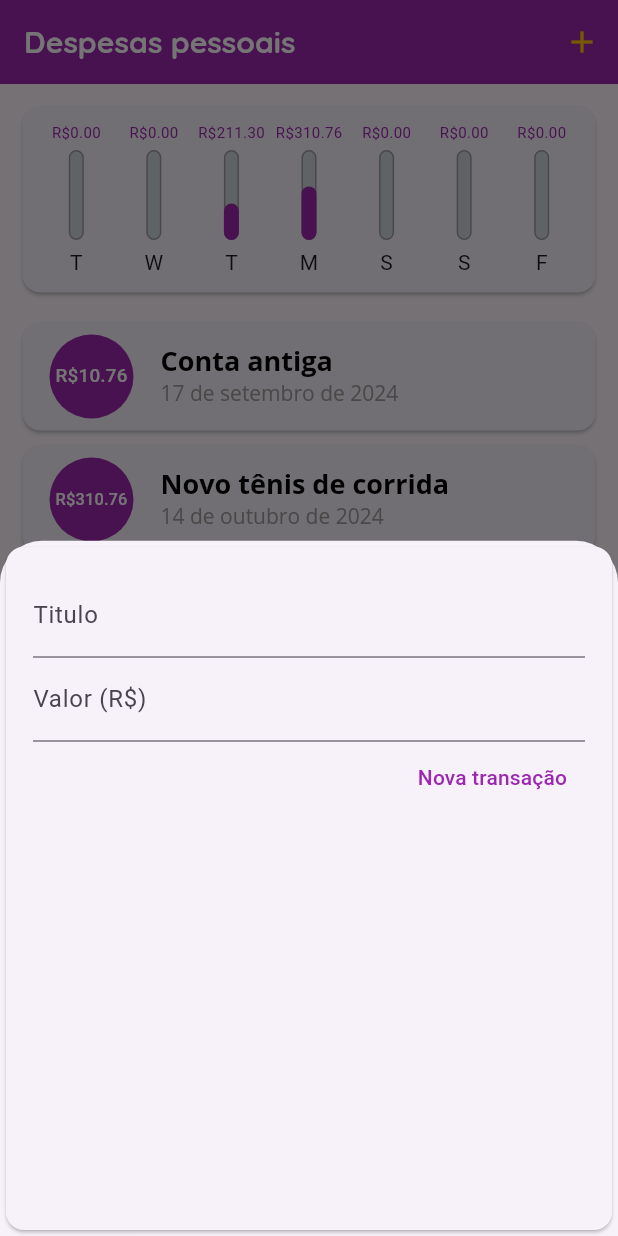
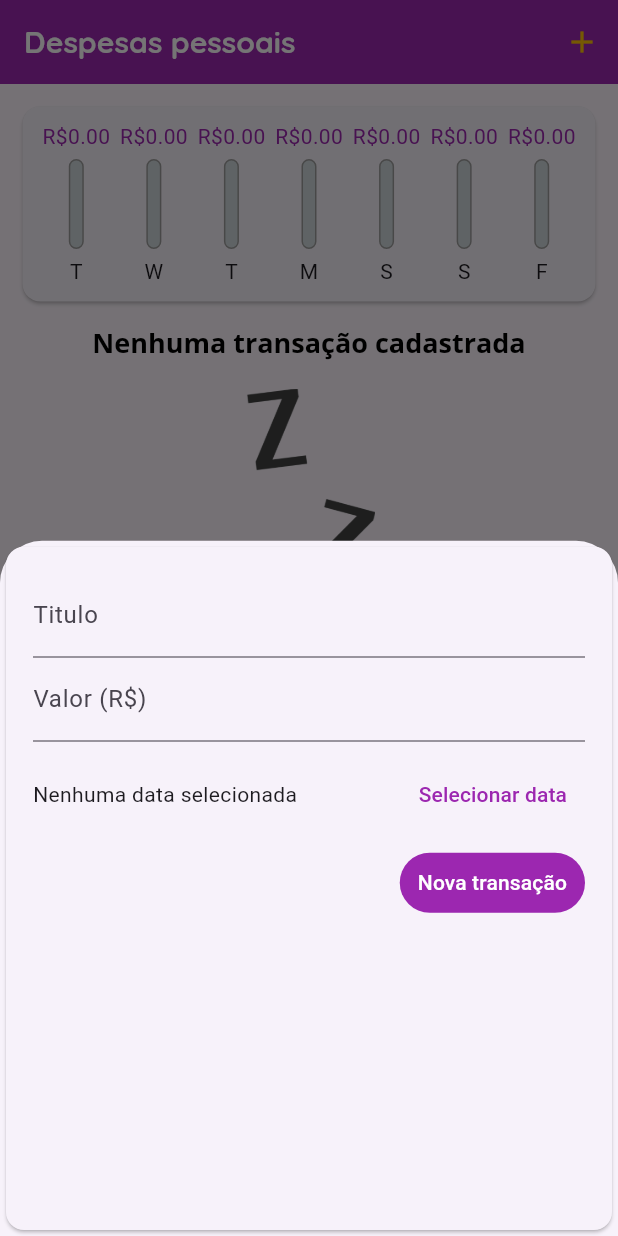
Before and after one commit to iratuan/despesas_app, a Flutter app: the screen it shows after launch, after a tap on the "add" icon, on a phone screen of 412 x 824 dp. Run offline on Flutter 3.47's test engine with Material 3 defaults, Android fonts, the phone set to English and light mode, and no system bars.

Commit message:
Finalização do projeto

```diff
--- a/lib/componets/chart_bar.dart
+++ b/lib/componets/chart_bar.dart
@@ -16,12 +16,15 @@ class ChartBar extends StatelessWidget {
   Widget build(BuildContext context) {
     return Column(
       children: [
-        FittedBox(
-          child: Text('R\$${value.toStringAsFixed(2)}',
-          style: TextStyle(
-            fontSize: 10,
-            color: Theme.of(context).colorScheme.primary
-          ),),
+        Container(
+          height: 20,
+          padding: EdgeInsets.symmetric(horizontal: 2),
+          child: FittedBox(
+            child: Text('R\$${value.toStringAsFixed(2)}',
+            style: TextStyle(
+              color: Theme.of(context).colorScheme.primary
+            ),),
+          ),
         ),
         const SizedBox(
           height: 5,
--- a/lib/componets/chat.dart
+++ b/lib/componets/chat.dart
@@ -54,7 +54,7 @@ class Chart extends StatelessWidget {
               child: ChartBar(
                 label: tr['day'].toString(),
                 value: (tr['value'] as double),
-                percentage: (tr['value'] as double) / _weekTotalValue,
+                percentage: _weekTotalValue == 0 ? 0 : (tr['value'] as double) / _weekTotalValue,
               ),
             );
           }).toList(),
--- a/lib/componets/transaction_form.dart
+++ b/lib/componets/transaction_form.dart
@@ -1,7 +1,8 @@
 import 'package:flutter/material.dart';
+import 'package:intl/intl.dart';
 
 class TransactionForm extends StatefulWidget {
-  final void Function(String, double) onSubmit;
+  final void Function(String, double, DateTime) onSubmit;
 
   TransactionForm({super.key, required this.onSubmit});
 
@@ -10,20 +11,29 @@ class TransactionForm extends StatefulWidget {
 }
 
 class _TransactionFormState extends State<TransactionForm> {
-  final titleController = TextEditingController();
-
-  final valueController = TextEditingController();
+  final _titleController = TextEditingController();
+  final _valueController = TextEditingController();
+  DateTime? _selectedDate;
 
   _submitForm() {
-    final title = titleController.text;
-    final value = double.tryParse(valueController.text) ?? 0.0;
-    if (title.isEmpty || value <= 0) {
+    final title = _titleController.text;
+    final value = double.tryParse(_valueController.text) ?? 0.0;
+    if (title.isEmpty || value <= 0 || _selectedDate == null) {
       return;
     }
-    widget.onSubmit(title, value);
-    titleController.text = '';
-    valueController.text = '';
+    widget.onSubmit(title, value, _selectedDate!);
+    _titleController.text = '';
+    _valueController.text = '';
+  }
 
+  _showDatePicker() {
+    showDatePicker(
+            context: context,
+            firstDate: DateTime(2019),
+            lastDate: DateTime.now())
+        .then((pickedDate) {
+      _selectedDate = pickedDate!;
+    });
   }
 
   @override
@@ -37,22 +47,44 @@ class _TransactionFormState extends State<TransactionForm> {
           child: Column(
             children: [
               TextField(
-                controller: titleController,
+                controller: _titleController,
                 onSubmitted: (_) => _submitForm(),
                 decoration: const InputDecoration(labelText: 'Titulo'),
               ),
               TextField(
-                controller: valueController,
+                controller: _valueController,
                 keyboardType: const TextInputType.numberWithOptions(),
                 onSubmitted: (_) => _submitForm(),
                 decoration: const InputDecoration(labelText: 'Valor (R\$)'),
+              ),
+              Container(
+                height: 70,
+                child: Row(
+                  children: [
+                    Expanded(
+                      child: Text(
+                        _selectedDate == null
+                            ? 'Nenhuma data selecionada'
+                            : 'Data selecionada: ${DateFormat('dd/MM/yyyy', 'pt_Br').format(_selectedDate!)}',
+                      ),
+                    ),
+                    TextButton(
+                      style: TextButton.styleFrom(
+                        foregroundColor: Theme.of(context).colorScheme.primary,
+                      ),
+                      onPressed: _showDatePicker,
+                      child: const Text('Selecionar data'),
+                    )
+                  ],
+                ),
               ),
               Row(
                 mainAxisAlignment: MainAxisAlignment.end,
                 children: [
                   TextButton(
                     style: TextButton.styleFrom(
-                      foregroundColor: Theme.of(context).colorScheme.primary,
+                      backgroundColor: Theme.of(context).colorScheme.primary,
+                      foregroundColor: Colors.white,
                     ),
                     onPressed: _submitForm,
                     child: const Text('Nova transação'),
--- a/lib/componets/transaction_list.dart
+++ b/lib/componets/transaction_list.dart
@@ -4,13 +4,14 @@ import 'package:intl/intl.dart';
 
 class TransactionList extends StatelessWidget {
   final List<Transaction> transactions;
+  final void Function(String) onRemove;
 
-  const TransactionList({super.key, required this.transactions});
+  const TransactionList({super.key, required this.transactions, required this.onRemove});
 
   @override
   Widget build(BuildContext context) {
     return Container(
-      height: 400,
+      height: MediaQuery.sizeOf(context).height - 270,
       child: transactions.isEmpty
           ? Column(
               children: [
@@ -60,6 +61,11 @@ class TransactionList extends StatelessWidget {
                           .format(tr.date),
                       style: Theme.of(context).textTheme.headlineSmall,
                     ),
+                    trailing: IconButton(
+                      icon: Icon(Icons.delete),
+                      color: Theme.of(context).colorScheme.error,
+                      onPressed: () => onRemove(tr.id),
+                    ),
                   ),
                 );
               },
--- a/lib/main.dart
+++ b/lib/main.dart
@@ -60,23 +60,7 @@ class MyHomePage extends StatefulWidget {
 }
 
 class _MyHomePageState extends State<MyHomePage> {
-  final List<Transaction> _transactions = [
-    Transaction(
-        id: 't0',
-        title: 'Conta antiga',
-        value: 10.76,
-        date: DateTime.now().subtract(Duration(days: 30))),
-    Transaction(
-        id: 't1',
-        title: 'Novo tênis de corrida',
-        value: 310.76,
-        date: DateTime.now().subtract(Duration(days: 3))),
-    Transaction(
-        id: 't2',
-        title: 'Conta de luz',
-        value: 211.30,
-        date: DateTime.now().subtract(Duration(days: 2))),
-  ];
+  final List<Transaction> _transactions = [];
 
   List<Transaction> get _recentTransactions {
     return _transactions.where((tr) {
@@ -84,12 +68,12 @@ class _MyHomePageState extends State<MyHomePage> {
     }).toList();
   }
 
-  void _addTransaction(String title, double value) {
+  void _addTransaction(String title, double value, DateTime date) {
     final newTransaction = Transaction(
       id: Random().nextDouble().toString(),
       title: title,
       value: value,
-      date: DateTime.now(),
+      date: date,
     );
 
     setState(() {
@@ -105,6 +89,12 @@ class _MyHomePageState extends State<MyHomePage> {
         builder: (_) {
           return TransactionForm(onSubmit: _addTransaction);
         });
+  }
+
+  void _removeTransaction(String id) {
+    setState(() {
+      _transactions.removeWhere((tr) => tr.id == id);
+    });
   }
 
   @override
@@ -126,7 +116,10 @@ class _MyHomePageState extends State<MyHomePage> {
           crossAxisAlignment: CrossAxisAlignment.stretch,
           children: <Widget>[
             Chart(_recentTransactions),
-            TransactionList(transactions: _transactions),
+            TransactionList(
+              transactions: _transactions,
+              onRemove: _removeTransaction,
+            ),
           ],
         ),
       ),
```
